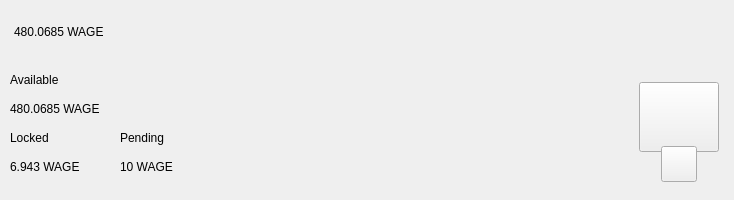
Old version of the form src/qt/digiwage/forms/topbar.ui in the repository digiwage/digiwage.
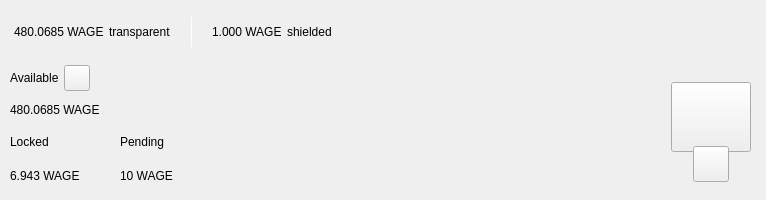
New version of the form. Custom widgets are drawn as their Qt base class.

Commit message: first push to official repo

The edit to the form file:
```diff
--- a/src/qt/digiwage/forms/topbar.ui
+++ b/src/qt/digiwage/forms/topbar.ui
@@ -23,7 +23,7 @@
    </size>
   </property>
   <property name="windowTitle">
-   <string>Form</string>
+   <string notr="true">N/A</string>
   </property>
   <layout class="QVBoxLayout" name="verticalLayout_10" stretch="0">
    <property name="spacing">
@@ -42,7 +42,7 @@
     <number>0</number>
    </property>
    <item>
-    <widget class="PFBorderImage" name="containerTop" native="true">
+    <widget class="PFBorderImage" name="containerTop">
      <layout class="QVBoxLayout" name="verticalLayout_11">
       <property name="spacing">
        <number>0</number>
@@ -93,7 +93,7 @@
            </property>
            <layout class="QHBoxLayout" name="horizontalLayout_5">
             <property name="spacing">
-             <number>0</number>
+             <number>5</number>
             </property>
             <property name="leftMargin">
              <number>0</number>
@@ -108,7 +108,7 @@
              <number>0</number>
             </property>
             <item alignment="Qt::AlignTop">
-             <widget class="QLabel" name="labelAmountTopWAGE">
+             <widget class="QLabel" name="labelAmountTopWage">
               <property name="minimumSize">
                <size>
                 <width>0</width>
@@ -119,7 +119,14 @@
                <string notr="true">padding:0px;margin:0px;</string>
               </property>
               <property name="text">
-               <string>480.0685 WAGE</string>
+               <string notr="true">480.0685 WAGE</string>
+              </property>
+             </widget>
+            </item>
+            <item>
+             <widget class="QLabel" name="labelTrans">
+              <property name="text">
+               <string>transparent</string>
               </property>
              </widget>
             </item>
@@ -133,12 +140,36 @@
               </property>
               <property name="sizeHint" stdset="0">
                <size>
-                <width>20</width>
+                <width>15</width>
                 <height>20</height>
                </size>
               </property>
              </spacer>
             </item>
+            <item alignment="Qt::AlignVCenter">
+             <widget class="QLabel" name="typeSpacerTop">
+              <property name="minimumSize">
+               <size>
+                <width>1</width>
+                <height>30</height>
+               </size>
+              </property>
+              <property name="maximumSize">
+               <size>
+                <width>1</width>
+                <height>30</height>
+               </size>
+              </property>
+              <property name="styleSheet">
+               <string notr="true">background-color:white;
+padding:0px;
+border:none;</string>
+              </property>
+              <property name="text">
+               <string/>
+              </property>
+             </widget>
+            </item>
             <item>
              <spacer name="horizontalSpacer_12">
               <property name="orientation">
@@ -149,12 +180,32 @@
               </property>
               <property name="sizeHint" stdset="0">
                <size>
-                <width>20</width>
+                <width>15</width>
                 <height>20</height>
                </size>
               </property>
              </spacer>
             </item>
+            <item alignment="Qt::AlignTop">
+             <widget class="QLabel" name="labelAmountTopShieldedWage">
+              <property name="minimumSize">
+               <size>
+                <width>0</width>
+                <height>36</height>
+               </size>
+              </property>
+              <property name="text">
+               <string notr="true">1.000 WAGE</string>
+              </property>
+             </widget>
+            </item>
+            <item>
+             <widget class="QLabel" name="labelShield">
+              <property name="text">
+               <string>shielded</string>
+              </property>
+             </widget>
+            </item>
            </layout>
           </widget>
          </item>
@@ -225,6 +276,16 @@
              </layout>
             </widget>
            </item>
+           <item>
+            <widget class="ExpandableButton" name="pushButtonHDUpgrade" native="true">
+             <property name="minimumSize">
+              <size>
+               <width>36</width>
+               <height>36</height>
+              </size>
+             </property>
+            </widget>
+           </item>
            <item>
             <widget class="ExpandableButton" name="pushButtonStack" native="true">
              <property name="minimumSize">
@@ -235,16 +296,6 @@
              </property>
             </widget>
            </item>
-           <item>
-            <widget class="ExpandableButton" name="pushButtonHardfork" native="true">
-             <property name="minimumSize">
-              <size>
-               <width>36</width>
-               <height>36</height>
-              </size>
-             </property>
-            </widget>
-           </item>
            <item>
             <widget class="ExpandableButton" name="pushButtonColdStaking" native="true">
              <property name="minimumSize">
@@ -275,16 +326,6 @@
              </property>
             </widget>
            </item>
-           <item>
-            <widget class="ExpandableButton" name="pushButtonHDEnabled" native="true">
-             <property name="minimumSize">
-              <size>
-               <width>36</width>
-               <height>36</height>
-              </size>
-             </property>
-            </widget>
-           </item>
            <item>
             <widget class="ExpandableButton" name="pushButtonLock" native="true">
              <property name="sizePolicy">
@@ -317,6 +358,16 @@
              </property>
             </widget>
            </item>
+           <item>
+            <widget class="ExpandableButton" name="pushButtonFAQ" native="true">
+             <property name="minimumSize">
+              <size>
+               <width>36</width>
+               <height>36</height>
+              </size>
+             </property>
+            </widget>
+           </item>
           </layout>
          </item>
         </layout>
@@ -344,11 +395,6 @@
           <number>10</number>
          </property>
          <item>
-          <layout class="QHBoxLayout" name="horizontalLayout_3">
-           <property name="bottomMargin">
-            <number>9</number>
-           </property>
-           <item>
             <layout class="QVBoxLayout" name="verticalLayout_7">
              <property name="spacing">
               <number>0</number>
@@ -362,6 +408,11 @@
              <item>
               <layout class="QVBoxLayout" name="verticalLayout_2">
                <item>
+              <layout class="QHBoxLayout" name="horizontalLayoutContainerAvailable">
+               <property name="spacing">
+                <number>5</number>
+               </property>
+               <item>
                 <widget class="QLabel" name="labelTitle1">
                  <property name="text">
                   <string>Available</string>
@@ -369,21 +420,105 @@
                 </widget>
                </item>
                <item>
-                <widget class="QLabel" name="labelAmountWAGE">
+                <widget class="QPushButton" name="pushButtonBalanceInfo">
+                 <property name="minimumSize">
+                  <size>
+                   <width>26</width>
+                   <height>26</height>
+                  </size>
+                 </property>
+                 <property name="maximumSize">
+                  <size>
+                   <width>26</width>
+                   <height>26</height>
+                  </size>
+                 </property>
+                 <property name="mouseTracking">
+                  <bool>true</bool>
+                 </property>
+                 <property name="focusPolicy">
+                  <enum>Qt::NoFocus</enum>
+                 </property>
                  <property name="text">
-                  <string>480.0685 WAGE</string>
+                  <string notr="true"/>
                  </property>
+                 <property name="iconSize">
+                  <size>
+                   <width>24</width>
+                   <height>24</height>
+                  </size>
+                 </property>
+                 <property name="shortcut">
+                  <string notr="true"/>
+                 </property>
                 </widget>
                </item>
+               <item>
+                <spacer name="horizontalSpacer_4">
+                 <property name="orientation">
+                  <enum>Qt::Horizontal</enum>
+                 </property>
+                 <property name="sizeType">
+                  <enum>QSizePolicy::MinimumExpanding</enum>
+                 </property>
+                 <property name="sizeHint" stdset="0">
+                  <size>
+                   <width>20</width>
+                   <height>20</height>
+                  </size>
+                 </property>
+                </spacer>
+               </item>
               </layout>
              </item>
              <item>
+              <widget class="QLabel" name="labelAmountWage">
+               <property name="text">
+                <string notr="true">480.0685 WAGE</string>
+               </property>
+              </widget>
+             </item>
+            </layout>
+           </item>
+           <item>
+            <widget class="QWidget" name="container_imm_pend" native="true">
               <layout class="QHBoxLayout" name="horizontalLayout_2">
                <property name="spacing">
                 <number>0</number>
                </property>
-               <item>
+              <property name="leftMargin">
+               <number>0</number>
+              </property>
+              <property name="topMargin">
+               <number>0</number>
+              </property>
+              <property name="rightMargin">
+               <number>0</number>
+              </property>
+              <property name="bottomMargin">
+               <number>0</number>
+              </property>
+              <item alignment="Qt::AlignLeft">
+               <widget class="QWidget" name="container_pending" native="true">
+                <property name="sizePolicy">
+                 <sizepolicy hsizetype="Minimum" vsizetype="Preferred">
+                  <horstretch>0</horstretch>
+                  <verstretch>0</verstretch>
+                 </sizepolicy>
+                </property>
                 <layout class="QVBoxLayout" name="verticalLayout_3">
+                 <property name="leftMargin">
+                  <number>0</number>
+                 </property>
+                 <property name="topMargin">
+                  <number>0</number>
+                 </property>
+                 <property name="rightMargin">
+                  <number>0</number>
+                 </property>
+                 <property name="bottomMargin">
+                  <number>0</number>
+                 </property>
                  <item>
                   <widget class="QLabel" name="labelTitle3">
                    <property name="text">
@@ -392,13 +527,14 @@
                   </widget>
                  </item>
                  <item>
-                  <widget class="QLabel" name="labelLockedWAGE">
+                  <widget class="QLabel" name="labelLockedWage">
                    <property name="text">
-                    <string>6.943 WAGE</string>
+                    <string notr="true">6.943 WAGE</string>
                    </property>
                   </widget>
                  </item>
                 </layout>
+               </widget>
                </item>
                <item>
                 <spacer name="horizontalSpacer_3">
@@ -416,8 +552,27 @@
                  </property>
                 </spacer>
                </item>
-               <item>
+              <item alignment="Qt::AlignLeft">
+               <widget class="QWidget" name="container_immature" native="true">
+                <property name="sizePolicy">
+                 <sizepolicy hsizetype="Minimum" vsizetype="Preferred">
+                  <horstretch>0</horstretch>
+                  <verstretch>0</verstretch>
+                 </sizepolicy>
+                </property>
                 <layout class="QVBoxLayout" name="verticalLayout_4">
+                 <property name="leftMargin">
+                  <number>0</number>
+                 </property>
+                 <property name="topMargin">
+                  <number>0</number>
+                 </property>
+                 <property name="rightMargin">
+                  <number>0</number>
+                 </property>
+                 <property name="bottomMargin">
+                  <number>0</number>
+                 </property>
                  <item>
                   <widget class="QLabel" name="labelTitle4">
                    <property name="text">
@@ -426,17 +581,30 @@
                   </widget>
                  </item>
                  <item>
-                  <widget class="QLabel" name="labelPendingWAGE">
+                  <widget class="QLabel" name="labelPendingWage">
                    <property name="text">
-                    <string>10 WAGE</string>
+                    <string notr="true">10 WAGE</string>
                    </property>
                   </widget>
                  </item>
                 </layout>
-               </item>
-              </layout>
-             </item>
-            </layout>
+               </widget>
+              </item>
+              <item>
+               <spacer name="horizontalSpacer_5">
+                <property name="orientation">
+                 <enum>Qt::Horizontal</enum>
+                </property>
+                <property name="sizeHint" stdset="0">
+                 <size>
+                  <width>40</width>
+                  <height>20</height>
+                 </size>
+                </property>
+               </spacer>
+              </item>
+             </layout>
+            </widget>
            </item>
           </layout>
          </item>
```
Lines whose indentation alone changed are shown as unchanged. The commit also changes 2747 other files.
